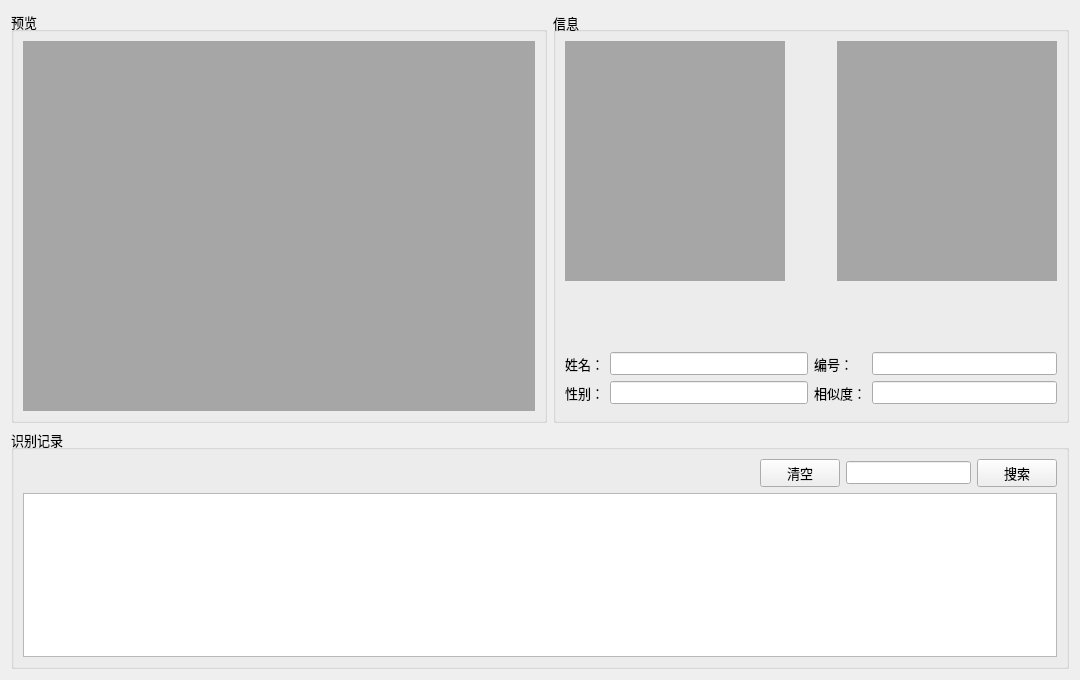
Before: the Qt Designer form previewview.ui in NevilleNoah/HikvisionCamera2, drawn with Qt 5.
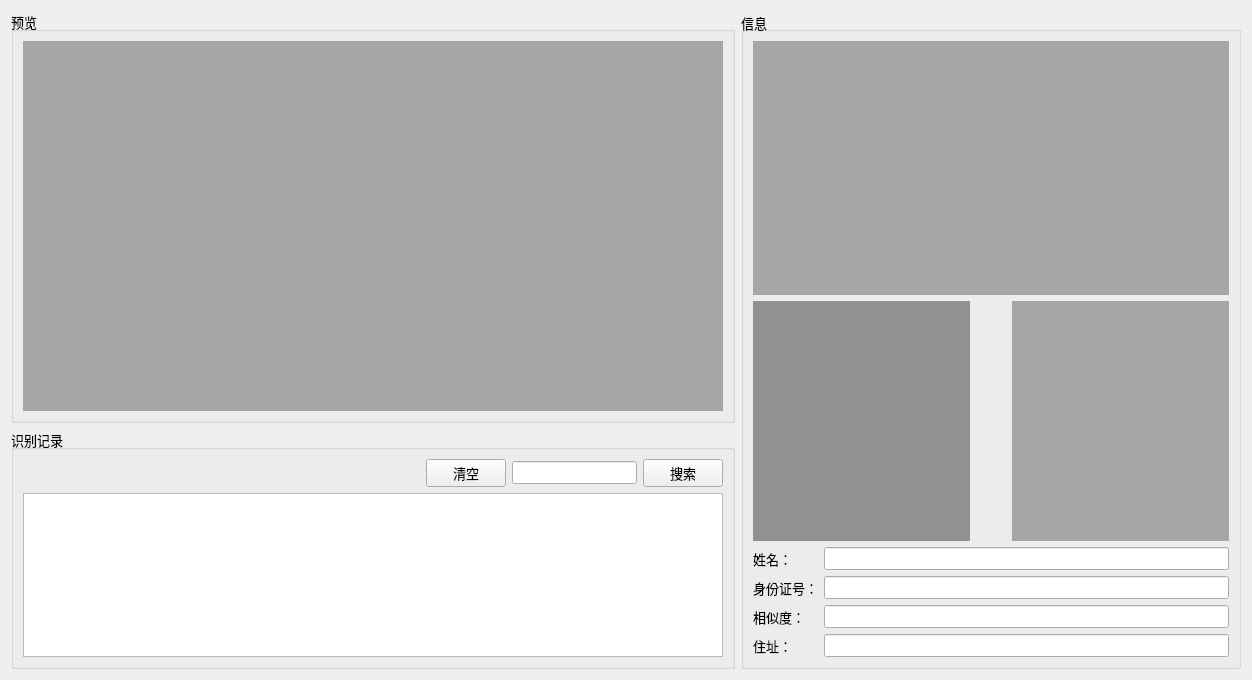
After: the same form once the commit is applied.

Commit message: 出入情况布局完成

```diff
--- a/previewview.ui
+++ b/previewview.ui
@@ -19,17 +19,236 @@
   <property name="windowTitle">
    <string>Form</string>
   </property>
-  <layout class="QVBoxLayout" name="verticalLayout">
+  <layout class="QVBoxLayout" name="verticalLayout_8">
    <item>
-    <layout class="QHBoxLayout" name="horizontalLayout">
+    <layout class="QHBoxLayout" name="horizontalLayout_3">
+     <property name="spacing">
+      <number>6</number>
+     </property>
      <item>
-      <widget class="QGroupBox" name="boxPreview">
+      <layout class="QVBoxLayout" name="verticalLayout_6">
+       <property name="sizeConstraint">
+        <enum>QLayout::SetMaximumSize</enum>
+       </property>
+       <item>
+        <widget class="QGroupBox" name="boxPreview">
+         <property name="sizePolicy">
+          <sizepolicy hsizetype="Expanding" vsizetype="Expanding">
+           <horstretch>0</horstretch>
+           <verstretch>0</verstretch>
+          </sizepolicy>
+         </property>
+         <property name="font">
+          <font>
+           <family>Microsoft YaHei UI</family>
+           <pointsize>10</pointsize>
+          </font>
+         </property>
+         <property name="title">
+          <string>预览</string>
+         </property>
+         <layout class="QHBoxLayout" name="horizontalLayout_5">
+          <item>
+           <widget class="QLabel" name="picPreview1">
+            <property name="sizePolicy">
+             <sizepolicy hsizetype="Expanding" vsizetype="Expanding">
+              <horstretch>0</horstretch>
+              <verstretch>0</verstretch>
+             </sizepolicy>
+            </property>
+            <property name="minimumSize">
+             <size>
+              <width>700</width>
+              <height>0</height>
+             </size>
+            </property>
+            <property name="palette">
+             <palette>
+              <active>
+               <colorrole role="Base">
+                <brush brushstyle="SolidPattern">
+                 <color alpha="255">
+                  <red>255</red>
+                  <green>255</green>
+                  <blue>255</blue>
+                 </color>
+                </brush>
+               </colorrole>
+               <colorrole role="Window">
+                <brush brushstyle="SolidPattern">
+                 <color alpha="196">
+                  <red>145</red>
+                  <green>145</green>
+                  <blue>145</blue>
+                 </color>
+                </brush>
+               </colorrole>
+              </active>
+              <inactive>
+               <colorrole role="Base">
+                <brush brushstyle="SolidPattern">
+                 <color alpha="255">
+                  <red>255</red>
+                  <green>255</green>
+                  <blue>255</blue>
+                 </color>
+                </brush>
+               </colorrole>
+               <colorrole role="Window">
+                <brush brushstyle="SolidPattern">
+                 <color alpha="196">
+                  <red>145</red>
+                  <green>145</green>
+                  <blue>145</blue>
+                 </color>
+                </brush>
+               </colorrole>
+              </inactive>
+              <disabled>
+               <colorrole role="Base">
+                <brush brushstyle="SolidPattern">
+                 <color alpha="196">
+                  <red>145</red>
+                  <green>145</green>
+                  <blue>145</blue>
+                 </color>
+                </brush>
+               </colorrole>
+               <colorrole role="Window">
+                <brush brushstyle="SolidPattern">
+                 <color alpha="196">
+                  <red>145</red>
+                  <green>145</green>
+                  <blue>145</blue>
+                 </color>
+                </brush>
+               </colorrole>
+              </disabled>
+             </palette>
+            </property>
+            <property name="autoFillBackground">
+             <bool>true</bool>
+            </property>
+            <property name="frameShape">
+             <enum>QFrame::NoFrame</enum>
+            </property>
+            <property name="text">
+             <string/>
+            </property>
+           </widget>
+          </item>
+         </layout>
+        </widget>
+       </item>
+       <item>
+        <widget class="QGroupBox" name="boxAlarm">
+         <property name="enabled">
+          <bool>true</bool>
+         </property>
+         <property name="sizePolicy">
+          <sizepolicy hsizetype="Expanding" vsizetype="Maximum">
+           <horstretch>0</horstretch>
+           <verstretch>0</verstretch>
+          </sizepolicy>
+         </property>
+         <property name="minimumSize">
+          <size>
+           <width>400</width>
+           <height>240</height>
+          </size>
+         </property>
+         <property name="maximumSize">
+          <size>
+           <width>16777215</width>
+           <height>240</height>
+          </size>
+         </property>
+         <property name="font">
+          <font>
+           <family>Microsoft YaHei UI</family>
+           <pointsize>10</pointsize>
+          </font>
+         </property>
+         <property name="title">
+          <string>识别记录</string>
+         </property>
+         <property name="flat">
+          <bool>false</bool>
+         </property>
+         <layout class="QVBoxLayout" name="verticalLayout_3">
+          <item>
+           <layout class="QVBoxLayout" name="verticalLayout_2">
+            <item>
+             <layout class="QHBoxLayout" name="horizontalLayout_2">
+              <item>
+               <spacer name="horizontalSpacer">
+                <property name="orientation">
+                 <enum>Qt::Horizontal</enum>
+                </property>
+                <property name="sizeHint" stdset="0">
+                 <size>
+                  <width>558</width>
+                  <height>20</height>
+                 </size>
+                </property>
+               </spacer>
+              </item>
+              <item>
+               <widget class="QPushButton" name="btnAlarmClear">
+                <property name="text">
+                 <string>清空</string>
+                </property>
+               </widget>
+              </item>
+              <item>
+               <widget class="QLineEdit" name="edSearch">
+                <property name="sizePolicy">
+                 <sizepolicy hsizetype="Fixed" vsizetype="Fixed">
+                  <horstretch>0</horstretch>
+                  <verstretch>0</verstretch>
+                 </sizepolicy>
+                </property>
+                <property name="inputMask">
+                 <string/>
+                </property>
+                <property name="text">
+                 <string/>
+                </property>
+               </widget>
+              </item>
+              <item>
+               <widget class="QPushButton" name="btnSearch">
+                <property name="text">
+                 <string>搜索</string>
+                </property>
+               </widget>
+              </item>
+             </layout>
+            </item>
+            <item>
+             <widget class="QListWidget" name="alarmList"/>
+            </item>
+           </layout>
+          </item>
+         </layout>
+        </widget>
+       </item>
+      </layout>
+     </item>
+     <item>
+      <widget class="QGroupBox" name="boxInfo">
        <property name="sizePolicy">
-        <sizepolicy hsizetype="Expanding" vsizetype="Expanding">
+        <sizepolicy hsizetype="Fixed" vsizetype="Expanding">
          <horstretch>0</horstretch>
          <verstretch>0</verstretch>
         </sizepolicy>
        </property>
+       <property name="minimumSize">
+        <size>
+         <width>500</width>
+         <height>0</height>
+        </size>
+       </property>
        <property name="font">
         <font>
          <family>Microsoft YaHei UI</family>
@@ -37,17 +256,35 @@
         </font>
        </property>
        <property name="title">
-        <string>预览</string>
+        <string>信息</string>
+       </property>
+       <property name="alignment">
+        <set>Qt::AlignLeading|Qt::AlignLeft|Qt::AlignVCenter</set>
+       </property>
+       <property name="flat">
+        <bool>false</bool>
        </property>
        <layout class="QVBoxLayout" name="verticalLayout_5">
         <item>
-         <widget class="QLabel" name="picPreview1">
+         <widget class="QLabel" name="picCapture">
           <property name="sizePolicy">
-           <sizepolicy hsizetype="Expanding" vsizetype="Expanding">
+           <sizepolicy hsizetype="MinimumExpanding" vsizetype="MinimumExpanding">
             <horstretch>0</horstretch>
             <verstretch>0</verstretch>
            </sizepolicy>
           </property>
+          <property name="minimumSize">
+           <size>
+            <width>0</width>
+            <height>240</height>
+           </size>
+          </property>
+          <property name="maximumSize">
+           <size>
+            <width>500</width>
+            <height>300</height>
+           </size>
+          </property>
           <property name="palette">
            <palette>
             <active>
@@ -121,54 +358,33 @@
           <property name="text">
            <string/>
           </property>
+          <property name="scaledContents">
+           <bool>true</bool>
+          </property>
+          <property name="alignment">
+           <set>Qt::AlignCenter</set>
+          </property>
          </widget>
         </item>
-       </layout>
-      </widget>
-     </item>
-     <item>
-      <widget class="QGroupBox" name="boxInfo">
-       <property name="sizePolicy">
-        <sizepolicy hsizetype="Maximum" vsizetype="Expanding">
-         <horstretch>0</horstretch>
-         <verstretch>0</verstretch>
-        </sizepolicy>
-       </property>
-       <property name="font">
-        <font>
-         <family>Microsoft YaHei UI</family>
-         <pointsize>10</pointsize>
-        </font>
-       </property>
-       <property name="title">
-        <string>信息</string>
-       </property>
-       <property name="alignment">
-        <set>Qt::AlignLeading|Qt::AlignLeft|Qt::AlignVCenter</set>
-       </property>
-       <property name="flat">
-        <bool>false</bool>
-       </property>
-       <layout class="QVBoxLayout" name="verticalLayout_4">
         <item>
-         <layout class="QHBoxLayout" name="horizontalLayout_3">
+         <layout class="QHBoxLayout" name="horizontalLayout_4">
           <item>
-           <widget class="QLabel" name="picCapture">
+           <widget class="QLabel" name="picFace">
             <property name="sizePolicy">
-             <sizepolicy hsizetype="Maximum" vsizetype="Expanding">
+             <sizepolicy hsizetype="Minimum" vsizetype="MinimumExpanding">
               <horstretch>0</horstretch>
               <verstretch>0</verstretch>
              </sizepolicy>
             </property>
             <property name="minimumSize">
              <size>
-              <width>220</width>
+              <width>0</width>
               <height>240</height>
              </size>
             </property>
             <property name="maximumSize">
              <size>
-              <width>220</width>
+              <width>230</width>
               <height>240</height>
              </size>
             </property>
@@ -186,7 +402,7 @@
                </colorrole>
                <colorrole role="Window">
                 <brush brushstyle="SolidPattern">
-                 <color alpha="196">
+                 <color alpha="255">
                   <red>145</red>
                   <green>145</green>
                   <blue>145</blue>
@@ -206,7 +422,7 @@
                </colorrole>
                <colorrole role="Window">
                 <brush brushstyle="SolidPattern">
-                 <color alpha="196">
+                 <color alpha="255">
                   <red>145</red>
                   <green>145</green>
                   <blue>145</blue>
@@ -217,7 +433,7 @@
               <disabled>
                <colorrole role="Base">
                 <brush brushstyle="SolidPattern">
-                 <color alpha="196">
+                 <color alpha="255">
                   <red>145</red>
                   <green>145</green>
                   <blue>145</blue>
@@ -226,7 +442,7 @@
                </colorrole>
                <colorrole role="Window">
                 <brush brushstyle="SolidPattern">
-                 <color alpha="196">
+                 <color alpha="255">
                   <red>145</red>
                   <green>145</green>
                   <blue>145</blue>
@@ -239,18 +455,12 @@
             <property name="autoFillBackground">
              <bool>true</bool>
             </property>
-            <property name="frameShape">
-             <enum>QFrame::NoFrame</enum>
-            </property>
             <property name="text">
              <string/>
             </property>
             <property name="scaledContents">
              <bool>true</bool>
             </property>
-            <property name="alignment">
-             <set>Qt::AlignCenter</set>
-            </property>
            </widget>
           </item>
           <item>
@@ -263,8 +473,8 @@
             </property>
             <property name="minimumSize">
              <size>
-              <width>40</width>
-              <height>40</height>
+              <width>30</width>
+              <height>30</height>
              </size>
             </property>
             <property name="text">
@@ -291,13 +501,13 @@
             </property>
             <property name="minimumSize">
              <size>
-              <width>220</width>
+              <width>0</width>
               <height>240</height>
              </size>
             </property>
             <property name="maximumSize">
              <size>
-              <width>220</width>
+              <width>230</width>
               <height>240</height>
              </size>
             </property>
@@ -385,17 +595,10 @@
          </layout>
         </item>
         <item>
-         <widget class="QLabel" name="picFace">
-          <property name="text">
-           <string/>
-          </property>
-         </widget>
-        </item>
-        <item>
-         <layout class="QHBoxLayout" name="horizontalLayout_4">
+         <layout class="QHBoxLayout" name="horizontalLayout">
           <item>
-           <layout class="QFormLayout" name="formLayout">
-            <item row="0" column="0">
+           <layout class="QVBoxLayout" name="verticalLayout">
+            <item>
              <widget class="QLabel" name="textName">
               <property name="font">
                <font>
@@ -408,50 +611,7 @@
               </property>
              </widget>
             </item>
-            <item row="0" column="1">
-             <widget class="QLineEdit" name="edName">
-              <property name="sizePolicy">
-               <sizepolicy hsizetype="Expanding" vsizetype="Fixed">
-                <horstretch>0</horstretch>
-                <verstretch>0</verstretch>
-               </sizepolicy>
-              </property>
-              <property name="readOnly">
-               <bool>true</bool>
-              </property>
-             </widget>
-            </item>
-            <item row="1" column="0">
-             <widget class="QLabel" name="textSex">
-              <property name="font">
-               <font>
-                <family>Microsoft YaHei UI</family>
-                <pointsize>10</pointsize>
-               </font>
-              </property>
-              <property name="text">
-               <string>性别：</string>
-              </property>
-             </widget>
-            </item>
-            <item row="1" column="1">
-             <widget class="QLineEdit" name="edSex">
-              <property name="sizePolicy">
-               <sizepolicy hsizetype="Expanding" vsizetype="Fixed">
-                <horstretch>0</horstretch>
-                <verstretch>0</verstretch>
-               </sizepolicy>
-              </property>
-              <property name="readOnly">
-               <bool>true</bool>
-              </property>
-             </widget>
-            </item>
-           </layout>
-          </item>
-          <item>
-           <layout class="QFormLayout" name="formLayout_2">
-            <item row="0" column="0">
+            <item>
              <widget class="QLabel" name="textId">
               <property name="font">
                <font>
@@ -460,24 +620,11 @@
                </font>
               </property>
               <property name="text">
-               <string>编号：</string>
+               <string>身份证号：</string>
               </property>
              </widget>
             </item>
-            <item row="0" column="1">
-             <widget class="QLineEdit" name="edId">
-              <property name="sizePolicy">
-               <sizepolicy hsizetype="Expanding" vsizetype="Fixed">
-                <horstretch>0</horstretch>
-                <verstretch>0</verstretch>
-               </sizepolicy>
-              </property>
-              <property name="readOnly">
-               <bool>true</bool>
-              </property>
-             </widget>
-            </item>
-            <item row="1" column="0">
+            <item>
              <widget class="QLabel" name="textSimilarity">
               <property name="font">
                <font>
@@ -490,7 +637,44 @@
               </property>
              </widget>
             </item>
-            <item row="1" column="1">
+            <item>
+             <widget class="QLabel" name="textAddress">
+              <property name="text">
+               <string>住址：</string>
+              </property>
+             </widget>
+            </item>
+           </layout>
+          </item>
+          <item>
+           <layout class="QVBoxLayout" name="verticalLayout_4">
+            <item>
+             <widget class="QLineEdit" name="edName">
+              <property name="sizePolicy">
+               <sizepolicy hsizetype="Expanding" vsizetype="Fixed">
+                <horstretch>0</horstretch>
+                <verstretch>0</verstretch>
+               </sizepolicy>
+              </property>
+              <property name="readOnly">
+               <bool>true</bool>
+              </property>
+             </widget>
+            </item>
+            <item>
+             <widget class="QLineEdit" name="edId">
+              <property name="sizePolicy">
+               <sizepolicy hsizetype="Expanding" vsizetype="Fixed">
+                <horstretch>0</horstretch>
+                <verstretch>0</verstretch>
+               </sizepolicy>
+              </property>
+              <property name="readOnly">
+               <bool>true</bool>
+              </property>
+             </widget>
+            </item>
+            <item>
              <widget class="QLineEdit" name="edSimilarity">
               <property name="sizePolicy">
                <sizepolicy hsizetype="Expanding" vsizetype="Fixed">
@@ -512,6 +696,9 @@
               </property>
              </widget>
             </item>
+            <item>
+             <widget class="QLineEdit" name="edAddress"/>
+            </item>
            </layout>
           </item>
          </layout>
@@ -521,99 +708,6 @@
      </item>
     </layout>
    </item>
-   <item>
-    <widget class="QGroupBox" name="boxAlarm">
-     <property name="enabled">
-      <bool>true</bool>
-     </property>
-     <property name="sizePolicy">
-      <sizepolicy hsizetype="Expanding" vsizetype="Maximum">
-       <horstretch>0</horstretch>
-       <verstretch>0</verstretch>
-      </sizepolicy>
-     </property>
-     <property name="minimumSize">
-      <size>
-       <width>400</width>
-       <height>240</height>
-      </size>
-     </property>
-     <property name="maximumSize">
-      <size>
-       <width>16777215</width>
-       <height>240</height>
-      </size>
-     </property>
-     <property name="font">
-      <font>
-       <family>Microsoft YaHei UI</family>
-       <pointsize>10</pointsize>
-      </font>
-     </property>
-     <property name="title">
-      <string>识别记录</string>
-     </property>
-     <property name="flat">
-      <bool>false</bool>
-     </property>
-     <layout class="QVBoxLayout" name="verticalLayout_3">
-      <item>
-       <layout class="QVBoxLayout" name="verticalLayout_2">
-        <item>
-         <layout class="QHBoxLayout" name="horizontalLayout_2">
-          <item>
-           <spacer name="horizontalSpacer">
-            <property name="orientation">
-             <enum>Qt::Horizontal</enum>
-            </property>
-            <property name="sizeHint" stdset="0">
-             <size>
-              <width>558</width>
-              <height>20</height>
-             </size>
-            </property>
-           </spacer>
-          </item>
-          <item>
-           <widget class="QPushButton" name="btnAlarmClear">
-            <property name="text">
-             <string>清空</string>
-            </property>
-           </widget>
-          </item>
-          <item>
-           <widget class="QLineEdit" name="edSearch">
-            <property name="sizePolicy">
-             <sizepolicy hsizetype="Fixed" vsizetype="Fixed">
-              <horstretch>0</horstretch>
-              <verstretch>0</verstretch>
-             </sizepolicy>
-            </property>
-            <property name="inputMask">
-             <string/>
-            </property>
-            <property name="text">
-             <string/>
-            </property>
-           </widget>
-          </item>
-          <item>
-           <widget class="QPushButton" name="btnSearch">
-            <property name="text">
-             <string>搜索</string>
-            </property>
-           </widget>
-          </item>
-         </layout>
-        </item>
-        <item>
-         <widget class="QListWidget" name="alarmList"/>
-        </item>
-       </layout>
-      </item>
-     </layout>
-    </widget>
-   </item>
   </layout>
  </widget>
  <resources/>
```
The commit also changes 7 other files.
